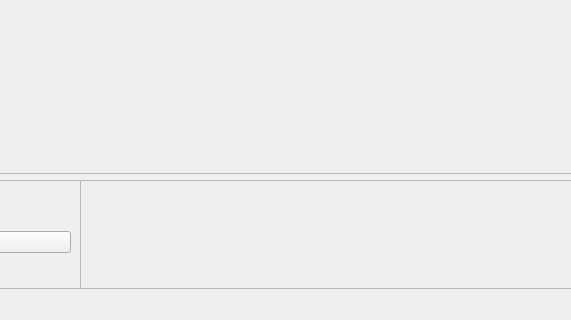
Qt form Graphics/PyQt_files/CameraViewer_UI.ui (maltissimo/LTPy) before a commit; both pictures show x 329 to 900 and y 491 to 811 of the 1018 by 811 pixel window.
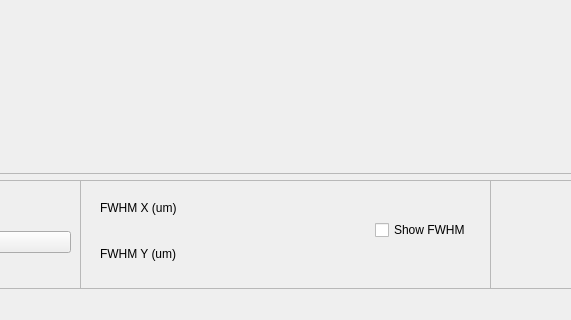
The same form after that commit. Custom widgets are drawn as their Qt base class.

The edit to the form file:
```diff
--- a/Graphics/PyQt_files/CameraViewer_UI.ui
+++ b/Graphics/PyQt_files/CameraViewer_UI.ui
@@ -104,6 +104,88 @@
                                 </item>
                             </layout>
                         </widget>
+      <widget class="QFrame" name="frame_2">
+       <property name="geometry">
+        <rect>
+         <x>400</x>
+         <y>0</y>
+         <width>411</width>
+         <height>111</height>
+        </rect>
+       </property>
+       <property name="frameShape">
+        <enum>QFrame::StyledPanel</enum>
+       </property>
+       <property name="frameShadow">
+        <enum>QFrame::Raised</enum>
+       </property>
+       <widget class="QWidget" name="">
+        <property name="geometry">
+         <rect>
+          <x>10</x>
+          <y>0</y>
+          <width>391</width>
+          <height>101</height>
+         </rect>
+        </property>
+        <layout class="QHBoxLayout" name="horizontalLayout" stretch="1,0">
+         <property name="spacing">
+          <number>10</number>
+         </property>
+         <property name="leftMargin">
+          <number>10</number>
+         </property>
+         <property name="topMargin">
+          <number>10</number>
+         </property>
+         <property name="rightMargin">
+          <number>10</number>
+         </property>
+         <property name="bottomMargin">
+          <number>10</number>
+         </property>
+         <item>
+          <layout class="QGridLayout" name="gridLayout_2">
+           <item row="3" column="1">
+            <widget class="MyLabel" name="FWHMY_display">
+             <property name="text">
+              <string>FWHM Y (um)</string>
+             </property>
+            </widget>
+           </item>
+           <item row="1" column="1">
+            <widget class="MyLabel" name="FWHMX_display">
+             <property name="text">
+              <string>FWHM X (um)</string>
+             </property>
+            </widget>
+           </item>
+           <item row="3" column="2">
+            <widget class="MyLabel" name="FWHMY_label">
+             <property name="text">
+              <string/>
+             </property>
+            </widget>
+           </item>
+           <item row="1" column="2">
+            <widget class="MyLabel" name="FWHMX_label">
+             <property name="text">
+              <string/>
+             </property>
+            </widget>
+           </item>
+          </layout>
+         </item>
+         <item>
+          <widget class="QCheckBox" name="checkBox">
+           <property name="text">
+            <string>Show FWHM</string>
+           </property>
+          </widget>
+         </item>
+        </layout>
+       </widget>
+      </widget>
                     </widget>
                 </item>
             </layout>
@@ -121,6 +203,11 @@
         <widget class="QStatusBar" name="statusbar"/>
     </widget>
     <customwidgets>
+  <customwidget>
+   <class>MyLabel</class>
+   <extends>QLabel</extends>
+   <header location="global">BaseClasses.py</header>
+  </customwidget>
         <customwidget>
             <class>MyQLineEdit</class>
             <extends>QLineEdit</extends>
```
Left out of the diff: 2 changed lines with no effect on the pictures. Lines whose indentation alone changed are shown as unchanged.
